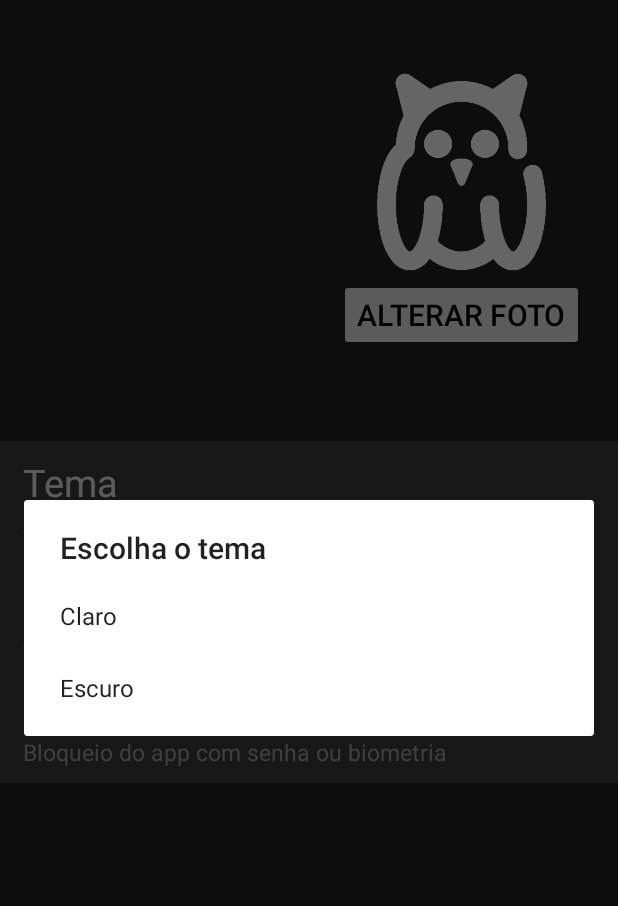
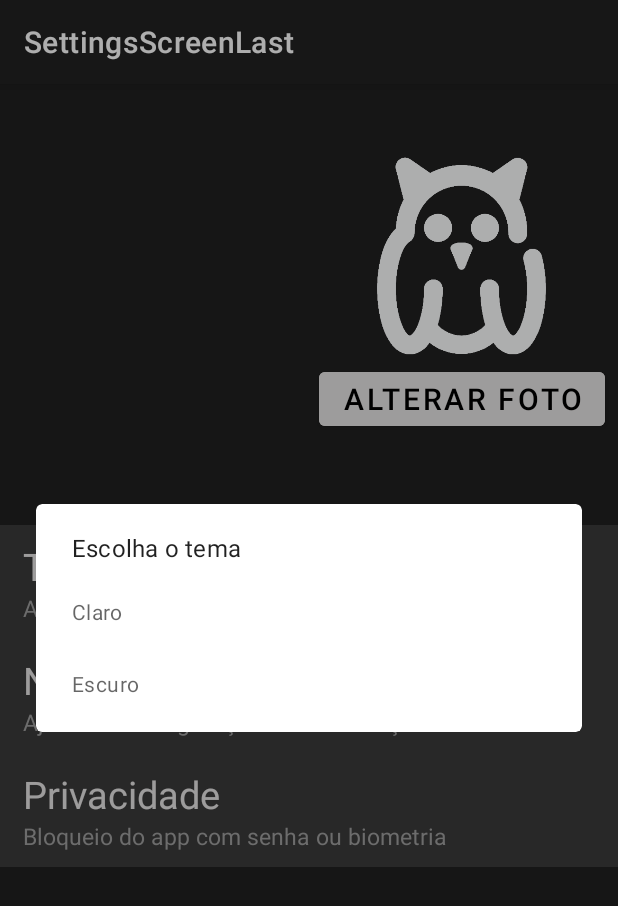
Before and after one commit to Rafael-Meki7/SettingsScreenLast, an Android app: the screen it shows after launch (MainActivity), after a tap on "Tema", on a phone screen of 412 x 824 dp. Shown: the top 906 px of the screen. Run offline under Robolectric (Android 15) with nearby library versions, the phone set to English and light mode, and no system bars.

Commit message:
Coloquei (eu acho) o material dialog. Pra falar a vdd foi tão caótico esse processo que eu nem lembro o passo a passo.
Só sei que tem essas duas linhas de código aplicadas nas dependências:

implementation("com.google.android.material:material:1.12.0")

implementation(libs.androidx.material)

```diff
--- a/app/build.gradle.kts
+++ b/app/build.gradle.kts
@@ -33,11 +33,13 @@ android {
 
 dependencies {
 
+    implementation("com.google.android.material:material:1.12.0")
     implementation(libs.appcompat)
     implementation(libs.material)
     implementation(libs.activity)
     implementation(libs.constraintlayout)
+    implementation(libs.androidx.material)
     testImplementation(libs.junit)
     androidTestImplementation(libs.ext.junit)
-    androidTestImplementation(libs.espresso.core)
+    androidTestImplementation(libs.espresso.core);
 }
--- a/app/src/main/java/com/example/settingsscreenlast/MainActivity.java
+++ b/app/src/main/java/com/example/settingsscreenlast/MainActivity.java
@@ -6,61 +6,43 @@ import android.view.View;
 import android.widget.LinearLayout;
 import android.widget.Toast;
 
-import androidx.activity.EdgeToEdge;
-import androidx.appcompat.app.AlertDialog;
 import androidx.appcompat.app.AppCompatActivity;
-import androidx.core.graphics.Insets;
-import androidx.core.view.ViewCompat;
-import androidx.core.view.WindowInsetsCompat;
+
+import com.google.android.material.dialog.MaterialAlertDialogBuilder;
 
 public class MainActivity extends AppCompatActivity {
 
     @Override
     protected void onCreate(Bundle savedInstanceState) {
         super.onCreate(savedInstanceState);
-        EdgeToEdge.enable(this);
         setContentView(R.layout.activity_main);
-        ViewCompat.setOnApplyWindowInsetsListener(findViewById(R.id.main), (v, insets) -> {
-            Insets systemBars = insets.getInsets(WindowInsetsCompat.Type.systemBars());
-            v.setPadding(systemBars.left, systemBars.top, systemBars.right, systemBars.bottom);
-            return insets;
-        });
 
+        // Referência ao botão "Tema" (LinearLayout)
         LinearLayout temaButton = findViewById(R.id.button4);
 
+        // Definindo o OnClickListener para mostrar o MaterialAlertDialog
         temaButton.setOnClickListener(new View.OnClickListener() {
             @Override
             public void onClick(View v) {
-                // Cria o AlertDialog para mostrar as opções
-                AlertDialog.Builder builder = new AlertDialog.Builder(MainActivity.this);
-                builder.setTitle("Escolha o tema");
-
                 // Opções de tema
                 String[] temas = {"Claro", "Escuro"};
 
-                // Adiciona as opções ao diálogo
-                builder.setItems(temas, new DialogInterface.OnClickListener() {
+                // Cria o Material AlertDialog simples
+                new MaterialAlertDialogBuilder(MainActivity.this)
+                        .setTitle("Escolha o tema")
+                        .setItems(temas, new DialogInterface.OnClickListener() {
                             @Override
                             public void onClick(DialogInterface dialog, int which) {
-                        // Apenas mostrar as opções, nenhuma ação programada por enquanto
-                        switch (which) {
-                            case 0:
-                                // Caso "Claro" seja selecionado
+                                // Responder à escolha do item
+                                if (which == 0) {
                                     Toast.makeText(getApplicationContext(), "Tema Claro selecionado", Toast.LENGTH_SHORT).show();
-                                break;
-                            case 1:
-                                // Caso "Escuro" seja selecionado
+                                } else if (which == 1) {
                                     Toast.makeText(getApplicationContext(), "Tema Escuro selecionado", Toast.LENGTH_SHORT).show();
-                                break;
                                 }
                             }
-                });
-
-                // Mostra o diálogo
-                builder.show();
+                        })
+                        .show();
             }
         });
-
-
     }
 }
--- a/app/src/main/res/values-night/themes.xml
+++ b/app/src/main/res/values-night/themes.xml
@@ -1,6 +1,6 @@
 <resources xmlns:tools="http://schemas.android.com/tools">
     <!-- Base application theme. -->
-    <style name="Base.Theme.SettingsScreenLast" parent="Theme.AppCompat.Light.NoActionBar">
+    <style name="Base.Theme.SettingsScreenLast" parent="Theme.MaterialComponents.DayNight.DarkActionBar">
         <!-- Customize your dark theme here. -->
         <!-- <item name="colorPrimary">@color/my_dark_primary</item> -->
     </style>
--- a/app/src/main/res/values/themes.xml
+++ b/app/src/main/res/values/themes.xml
@@ -1,6 +1,6 @@
 <resources xmlns:tools="http://schemas.android.com/tools">
     <!-- Base application theme. -->
-    <style name="Base.Theme.SettingsScreenLast" parent="Theme.AppCompat.Light.NoActionBar">
+    <style name="Base.Theme.SettingsScreenLast" parent="Theme.MaterialComponents.DayNight.DarkActionBar">
         <!-- Customize your light theme here. -->
         <!-- <item name="colorPrimary">@color/my_light_primary</item> -->
     </style>
--- a/gradle/libs.versions.toml
+++ b/gradle/libs.versions.toml
@@ -7,6 +7,7 @@ appcompat = "1.7.0"
 material = "1.12.0"
 activity = "1.9.2"
 constraintlayout = "2.1.4"
+materialVersion = "1.6.7"
 
 [libraries]
 junit = { group = "junit", name = "junit", version.ref = "junit" }
@@ -16,6 +17,7 @@ appcompat = { group = "androidx.appcompat", name = "appcompat", version.ref = "a
 material = { group = "com.google.android.material", name = "material", version.ref = "material" }
 activity = { group = "androidx.activity", name = "activity", version.ref = "activity" }
 constraintlayout = { group = "androidx.constraintlayout", name = "constraintlayout", version.ref = "constraintlayout" }
+androidx-material = { group = "androidx.compose.material", name = "material", version.ref = "materialVersion" }
 
 [plugins]
 android-application = { id = "com.android.application", version.ref = "agp" }
```
Lines whose indentation alone changed are shown as unchanged.
